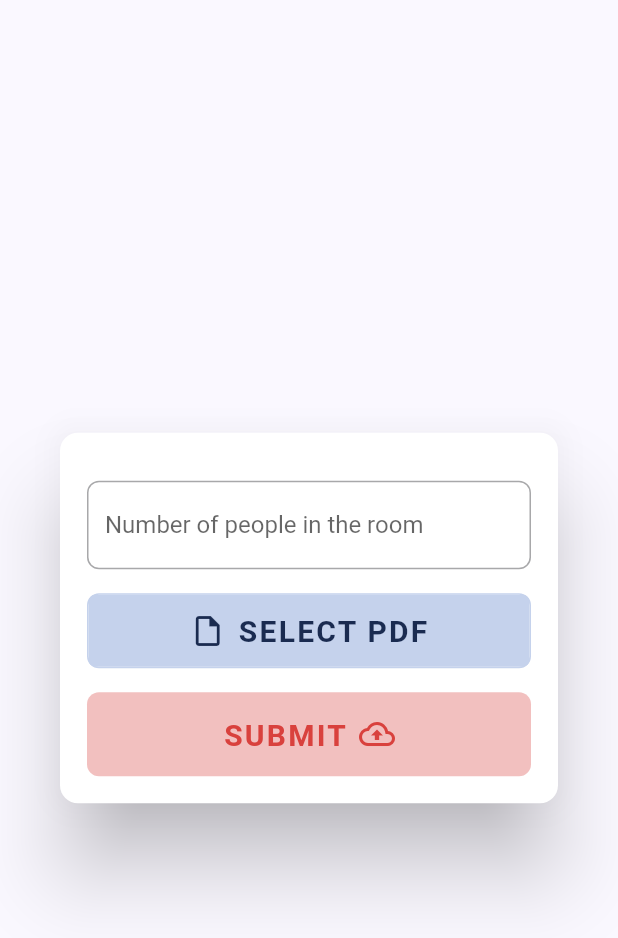
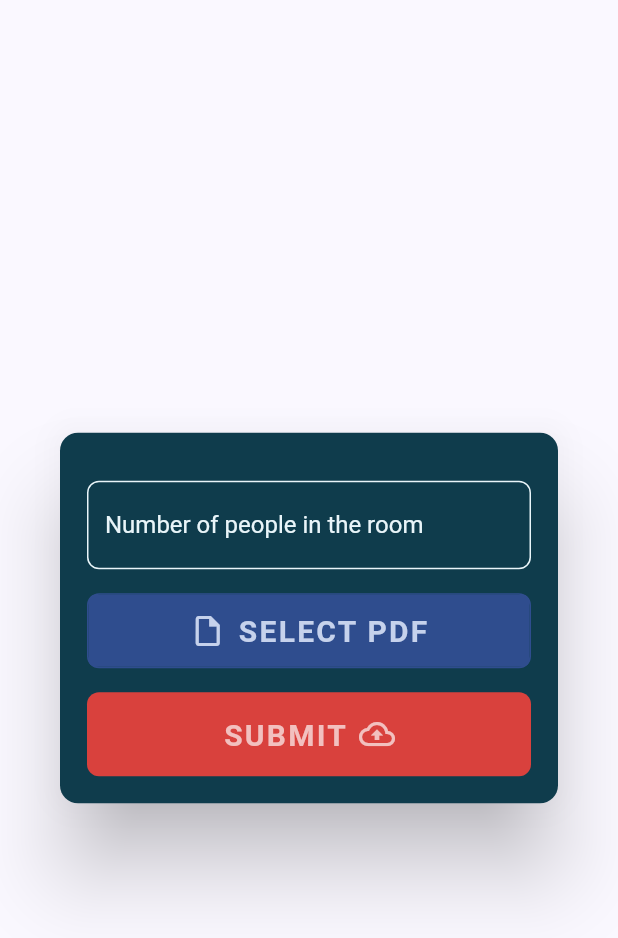
Before and after one commit to NaoNexus/ChallengeNao23, a Flutter app: the SendPopup widget shown alone on an empty page, opened directly, on a phone screen of 412 x 824 dp. Shown: the top 938 px of the screen. Run offline on Flutter 3.47's test engine with Material 2 defaults, Android fonts, the light colour scheme and no system bars; our stand-ins replace file_picker; missing offline and left inert: environment_sensors; network calls fail; project files that could hold a hidden picture were left out.

Commit message:
Updated Ui colors

```diff
--- a/coding/app_domotica/lib/app_colors.dart
+++ b/coding/app_domotica/lib/app_colors.dart
@@ -3,12 +3,12 @@ import 'package:flutter/material.dart';
 class AppColors {
   static const red = Color(0xFFD9413D);
   static const teal = Color(0xFF368DB3);
-  static const blue = Color(0xFF1A2B50);
+  static const blue = Color(0xFF2F4D8E);
   static const orange = Color(0xFFEC8F2D);
   static const bgcolor = Color(0xFF0B2D39);
   static const cardbgcolor = Color(0xFF0F3C4C);
   static const textcolor = Color(0xFFE9F5F9);
-  static const appbarcolor = Color(0xFF);
+  static const appbarcolor = Color(0xFF000000);
 }
 
 extension WithLightness on Color {
--- a/coding/app_domotica/lib/send_popup.dart
+++ b/coding/app_domotica/lib/send_popup.dart
@@ -40,7 +40,7 @@ class _SendPopupState extends State<SendPopup> {
   @override
   Widget build(BuildContext context) {
     return Dialog(
-      backgroundColor: Colors.white,
+      backgroundColor: AppColors.cardbgcolor,
       shape: RoundedRectangleBorder(
         borderRadius: BorderRadius.circular(12.0),
       ),
@@ -70,11 +70,29 @@ class _SendPopupState extends State<SendPopup> {
                       }
                       return null;
                     },
+                    cursorColor: AppColors.textcolor,
                     decoration: InputDecoration(
                       border: OutlineInputBorder(
                         borderRadius: BorderRadius.circular(8),
+                        borderSide: const BorderSide(
+                            color: AppColors.textcolor, width: 1),
                       ),
-                      label: const Text('Number of people in the room'),
+                      enabledBorder: OutlineInputBorder(
+                        borderRadius: BorderRadius.circular(8),
+                        borderSide: const BorderSide(
+                            color: AppColors.textcolor, width: 1),
+                      ),
+                      focusedBorder: OutlineInputBorder(
+                        borderRadius: BorderRadius.circular(8),
+                        borderSide: const BorderSide(
+                            color: AppColors.textcolor, width: 1),
+                      ),
+                      label: const Text(
+                        'Number of people in the room',
+                        style: TextStyle(
+                          color: AppColors.textcolor,
+                        ),
+                      ),
                     ),
                   ),
                   const SizedBox(height: 16),
@@ -91,7 +109,7 @@ class _SendPopupState extends State<SendPopup> {
                   const SizedBox(height: 16),
                   TextButton(
                     style: TextButton.styleFrom(
-                      backgroundColor: AppColors.red.withLightness(0.85),
+                      backgroundColor: AppColors.red,
                       padding: const EdgeInsets.all(16.0),
                       textStyle: const TextStyle(fontSize: 20),
                       shape: RoundedRectangleBorder(
@@ -126,7 +144,7 @@ class _SendPopupState extends State<SendPopup> {
                           showSnackBar(
                             context: context,
                             text: e.toString(),
-                            color: Colors.red,
+                            color: AppColors.red,
                             icon: Icons.error_outline,
                           );
                         }
@@ -134,22 +152,22 @@ class _SendPopupState extends State<SendPopup> {
                     },
                     child: Row(
                       mainAxisAlignment: MainAxisAlignment.center,
-                      children: const [
+                      children: [
                         Text(
                           'SUBMIT',
                           style: TextStyle(
                             fontSize: 20,
                             fontWeight: FontWeight.bold,
-                            color: AppColors.red,
+                            color: AppColors.red.withLightness(0.85),
                             letterSpacing: 1.5,
                           ),
                         ),
-                        SizedBox(
+                        const SizedBox(
                           width: 8,
                         ),
                         Icon(
                           Icons.cloud_upload_outlined,
-                          color: AppColors.red,
+                          color: AppColors.red.withLightness(0.85),
                         ),
                       ],
                     ),
--- a/coding/app_domotica/lib/widgets/file_picker_input.dart
+++ b/coding/app_domotica/lib/widgets/file_picker_input.dart
@@ -42,7 +42,7 @@ class _FilePickerInputState extends State<FilePickerInput> {
                   margin: EdgeInsets.zero,
                   decoration: BoxDecoration(
                     border: Border.all(
-                      color: AppColors.blue.withLightness(0.85),
+                      color: AppColors.blue,
                     ),
                     borderRadius: BorderRadius.circular(8),
                   ),
@@ -53,7 +53,7 @@ class _FilePickerInputState extends State<FilePickerInput> {
                     children: [
                       TextButton(
                         style: TextButton.styleFrom(
-                          backgroundColor: AppColors.blue.withLightness(0.85),
+                          backgroundColor: AppColors.blue,
                           padding: const EdgeInsets.all(12.0),
                           textStyle: const TextStyle(fontSize: 20),
                         ),
@@ -82,12 +82,12 @@ class _FilePickerInputState extends State<FilePickerInput> {
                         },
                         child: Row(
                           mainAxisAlignment: MainAxisAlignment.center,
-                          children: const [
+                          children: [
                             Icon(
                               Icons.insert_drive_file_outlined,
-                              color: AppColors.blue,
+                              color: AppColors.blue.withLightness(0.85),
                             ),
-                            SizedBox(
+                            const SizedBox(
                               width: 8,
                             ),
                             Text(
@@ -95,7 +95,7 @@ class _FilePickerInputState extends State<FilePickerInput> {
                               style: TextStyle(
                                 fontSize: 20,
                                 fontWeight: FontWeight.bold,
-                                color: AppColors.blue,
+                                color: AppColors.blue.withLightness(0.85),
                                 letterSpacing: 1.5,
                               ),
                             ),
@@ -108,17 +108,17 @@ class _FilePickerInputState extends State<FilePickerInput> {
                           child: Row(
                             mainAxisSize: MainAxisSize.min,
                             children: [
-                              const Icon(
+                              Icon(
                                 Icons.insert_drive_file_outlined,
-                                color: AppColors.blue,
+                                color: AppColors.blue.withLightness(0.85),
                               ),
                               const SizedBox(width: 8),
                               Flexible(
                                 child: Text(
                                   path.basename(state.value!.path),
                                   overflow: TextOverflow.ellipsis,
-                                  style: const TextStyle(
-                                    color: AppColors.blue,
+                                  style: TextStyle(
+                                    color: AppColors.blue.withLightness(0.85),
                                   ),
                                 ),
                               ),
```
